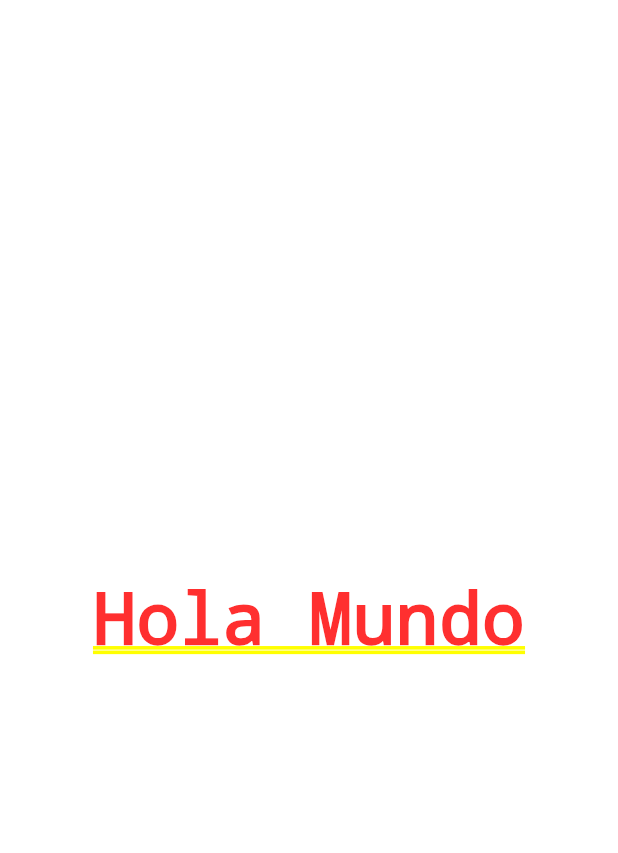
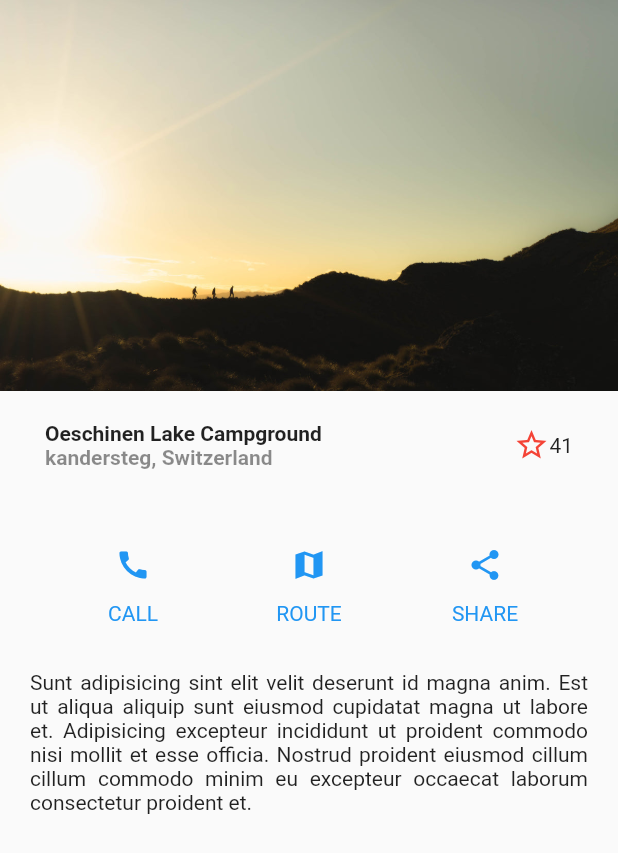
Before and after one commit to LuisFelipePoma/DartFlutter-Course, a Flutter app: the screen it shows after launch, on a phone screen of 412 x 824 dp. Shown: the top 853 px of the screen. Run offline on Flutter 3.47's test engine with Material 2 defaults, Android fonts, the phone set to English and light mode, and no system bars; our stand-ins replace card_swiper.

Commit message:
design basic finished

```diff
--- a/src/Projects/disenos_app/lib/main.dart
+++ b/src/Projects/disenos_app/lib/main.dart
@@ -1,4 +1,6 @@
 import 'package:flutter/material.dart';
+
+import 'package:disenos_app/screens/basic_design.dart';
 
 void main() => runApp(const MyApp());
 
@@ -7,11 +9,12 @@ class MyApp extends StatelessWidget {
 
   @override
   Widget build(BuildContext context) {
-    return const MaterialApp(
+    return MaterialApp(
         debugShowCheckedModeBanner: false,
         title: 'Material App',
-        home: Center(
-          child: Text('Hola Mundo'),
-        ));
+        initialRoute: 'basic_design',
+        routes: {
+          'basic_design': (_) => const BasicDesignScreen(),
+        });
   }
 }
--- /dev/null
+++ b/src/Projects/disenos_app/lib/screens/basic_design.dart
@@ -0,0 +1,106 @@
+import 'package:flutter/material.dart';
+
+class BasicDesignScreen extends StatelessWidget {
+  const BasicDesignScreen({Key? key}) : super(key: key);
+
+  @override
+  Widget build(BuildContext context) {
+    return Scaffold(
+      body: Column(
+        children: [
+          // Imagen
+          const Image(image: AssetImage('assets/landscape.jpg')),
+
+          // Titulo
+          const Title(),
+
+          // Button Section
+          const ButtonSections(),
+
+          // Description Section
+          Container(
+            margin: const EdgeInsets.symmetric(horizontal: 20, vertical: 10),
+            child: const Text(
+              'Sunt adipisicing sint elit velit deserunt id magna anim. Est ut aliqua aliquip sunt eiusmod cupidatat magna ut labore et. Adipisicing excepteur incididunt ut proident commodo nisi mollit et esse officia. Nostrud proident eiusmod cillum cillum commodo minim eu excepteur occaecat laborum consectetur proident et.',
+              textAlign: TextAlign.justify,
+            ),
+          )
+        ],
+      ),
+    );
+  }
+}
+
+class Title extends StatelessWidget {
+  const Title({
+    super.key,
+  });
+
+  @override
+  Widget build(BuildContext context) {
+    return Container(
+      margin: const EdgeInsets.symmetric(horizontal: 30, vertical: 20),
+      child: Row(
+        children: [
+          const Column(
+            crossAxisAlignment: CrossAxisAlignment.start,
+            children: [
+              Text('Oeschinen Lake Campground',
+                  style: TextStyle(fontWeight: FontWeight.bold)),
+              Text('kandersteg, Switzerland',
+                  style: TextStyle(
+                      fontWeight: FontWeight.bold, color: Colors.black45))
+            ],
+          ),
+          Expanded(child: Container()),
+          const Icon(Icons.star_outline, color: Colors.red),
+          const Text('41')
+        ],
+      ),
+    );
+  }
+}
+
+class ButtonSections extends StatelessWidget {
+  const ButtonSections({super.key});
+
+  @override
+  Widget build(BuildContext context) {
+    return Container(
+      margin: const EdgeInsets.symmetric(horizontal: 30),
+      padding: const EdgeInsets.symmetric(vertical: 20),
+      child: const Row(
+        mainAxisAlignment: MainAxisAlignment.spaceAround,
+        children: [
+          CustomButton(icon: Icons.call, text: 'CALL'),
+          CustomButton(icon: Icons.map_sharp, text: 'ROUTE'),
+          CustomButton(icon: Icons.share, text: 'SHARE'),
+        ],
+      ),
+    );
+  }
+}
+
+class CustomButton extends StatelessWidget {
+  const CustomButton({
+    super.key,
+    required this.icon,
+    required this.text,
+  });
+
+  final IconData icon;
+  final String text;
+
+  @override
+  Widget build(BuildContext context) {
+    return Column(
+      children: [
+        IconButton(
+          onPressed: () {},
+          icon: Icon(icon, color: Colors.blue),
+        ),
+        Text(text, style: const TextStyle(color: Colors.blue))
+      ],
+    );
+  }
+}
--- a/src/Projects/disenos_app/pubspec.yaml
+++ b/src/Projects/disenos_app/pubspec.yaml
@@ -59,8 +59,8 @@ flutter:
   uses-material-design: true
 
   # To add assets to your application, add an assets section, like this:
-  # assets:
-  #   - images/a_dot_burr.jpeg
+  assets:
+    - assets/
   #   - images/a_dot_ham.jpeg
 
   # An image asset can refer to one or more resolution-specific "variants", see
```
Also changed, not shown: src/Projects/disenos_app/assets/landscape.jpg (added).
